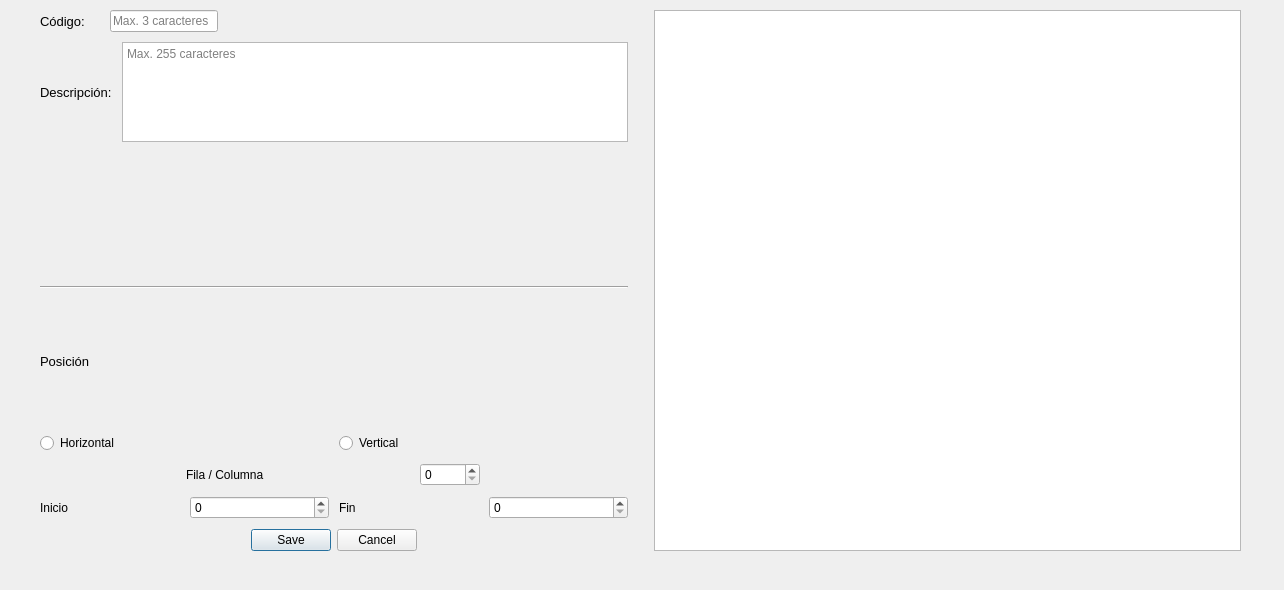
This is Frontend/Views/NewShelving.ui in RoberuDG/shelvingManager as Qt 5 draws it before an edit. The edited form follows.
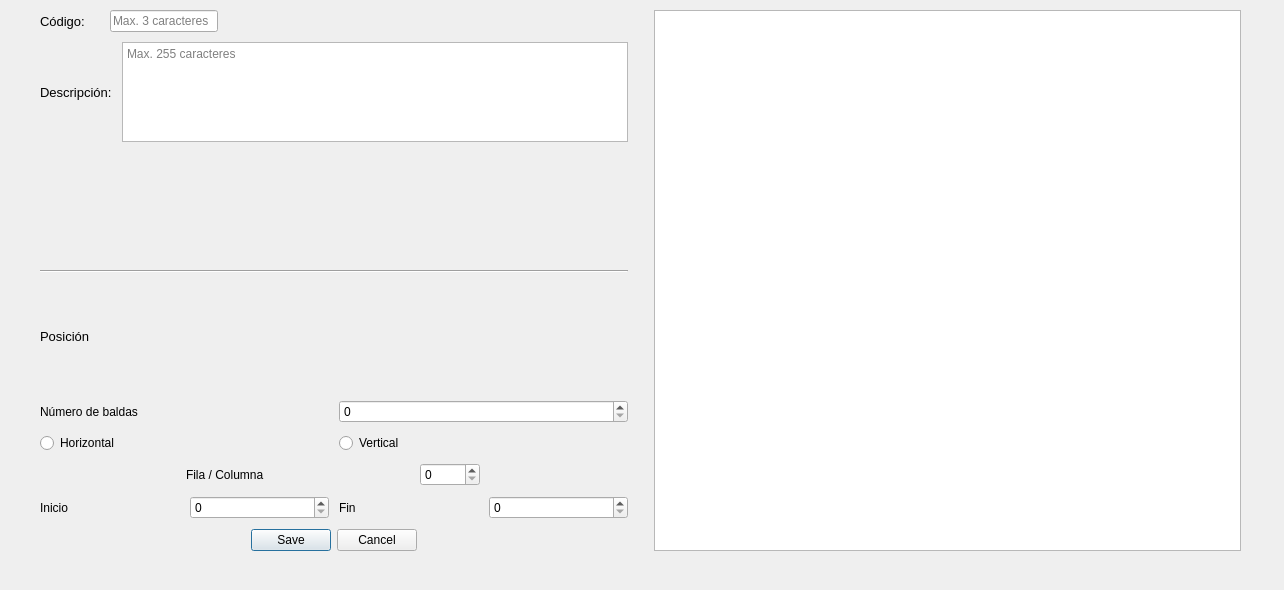
This is the edited form.

The edit to the form file:
```diff
--- a/Frontend/Views/NewShelving.ui
+++ b/Frontend/Views/NewShelving.ui
@@ -199,6 +199,20 @@
         </property>
        </widget>
       </item>
+      <item>
+       <layout class="QHBoxLayout" name="horizontalLayout_2">
+        <item>
+         <widget class="QLabel" name="label_2">
+          <property name="text">
+           <string>Número de baldas</string>
+          </property>
+         </widget>
+        </item>
+        <item>
+         <widget class="QSpinBox" name="spinBox_4"/>
+        </item>
+       </layout>
+      </item>
       <item>
        <layout class="QHBoxLayout" name="horizontalLayout_10">
         <item>
```
